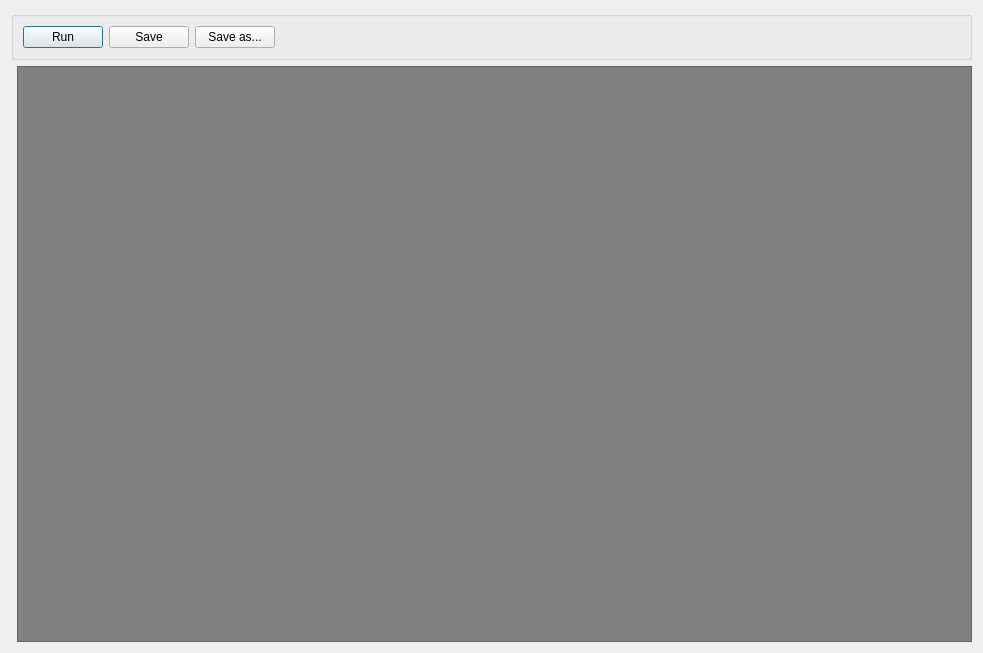
The window that uiElements/wndoctavescript.ui (ARIA-Sensing-srl/ARIA_RDK) describes before a commit, drawn with Qt 5.
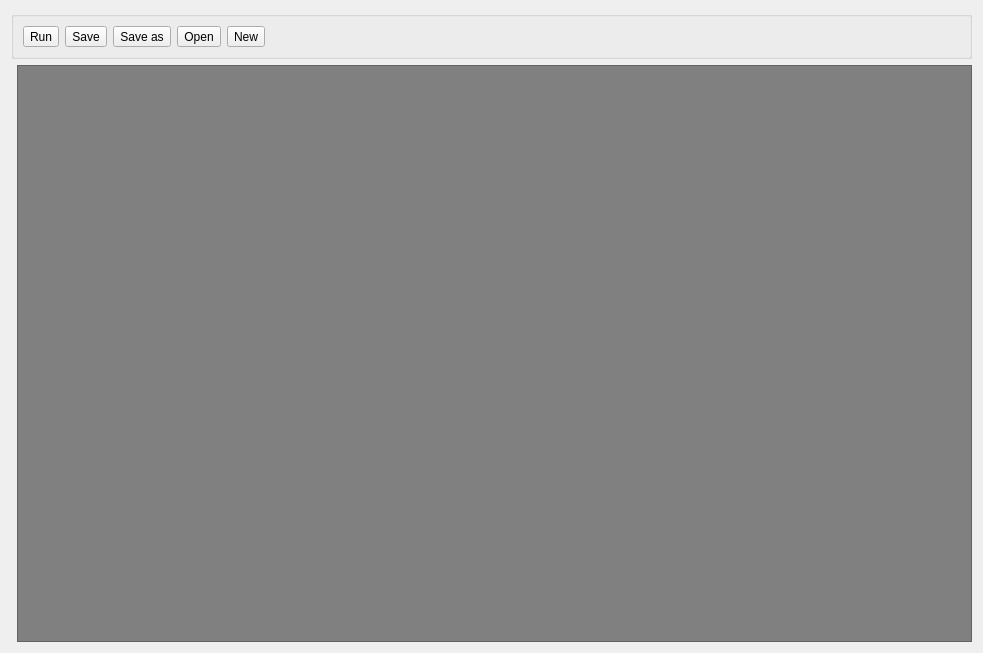
The same window after the commit. Icons and pictures are not drawn. Custom widgets are drawn as their Qt base class.

Commit message: Several improvements. Added shortcuts to OctScripts

The edit to the form file:
```diff
--- a/uiElements/wndoctavescript.ui
+++ b/uiElements/wndoctavescript.ui
@@ -31,13 +31,7 @@
      </property>
      <layout class="QHBoxLayout" name="horizontalLayout">
       <item>
-       <widget class="QPushButton" name="btnOctaveScriptRun">
-        <property name="sizePolicy">
-         <sizepolicy hsizetype="Fixed" vsizetype="Fixed">
-          <horstretch>0</horstretch>
-          <verstretch>0</verstretch>
-         </sizepolicy>
-        </property>
+       <widget class="QToolButton" name="tbRun">
         <property name="text">
          <string>Run</string>
         </property>
@@ -47,13 +41,7 @@
        </widget>
       </item>
       <item>
-       <widget class="QPushButton" name="btnScriptSave">
-        <property name="sizePolicy">
-         <sizepolicy hsizetype="Fixed" vsizetype="Fixed">
-          <horstretch>0</horstretch>
-          <verstretch>0</verstretch>
-         </sizepolicy>
-        </property>
+       <widget class="QToolButton" name="tbSave">
         <property name="text">
          <string>Save</string>
         </property>
@@ -63,18 +51,32 @@
        </widget>
       </item>
       <item>
-       <widget class="QPushButton" name="btnScriptSaveAs">
-        <property name="sizePolicy">
-         <sizepolicy hsizetype="Fixed" vsizetype="Fixed">
-          <horstretch>0</horstretch>
-          <verstretch>0</verstretch>
-         </sizepolicy>
+       <widget class="QToolButton" name="tbSaveAs">
+        <property name="text">
+         <string>Save as</string>
         </property>
+        <property name="shortcut">
+         <string>Ctrl+Shift+S</string>
+        </property>
+       </widget>
+      </item>
+      <item>
+       <widget class="QToolButton" name="tbOpen">
         <property name="text">
-         <string>Save as...</string>
+         <string>Open</string>
         </property>
-        <property name="icon">
-         <iconset theme="list-remove"/>
+        <property name="shortcut">
+         <string>Ctrl+O</string>
+        </property>
+       </widget>
+      </item>
+      <item>
+       <widget class="QToolButton" name="tbNew">
+        <property name="text">
+         <string>New</string>
+        </property>
+        <property name="shortcut">
+         <string>Ctrl+N</string>
         </property>
        </widget>
       </item>
```
Left out of the diff: 8 changed lines with no effect on the pictures. The commit also changes 15 other files.
